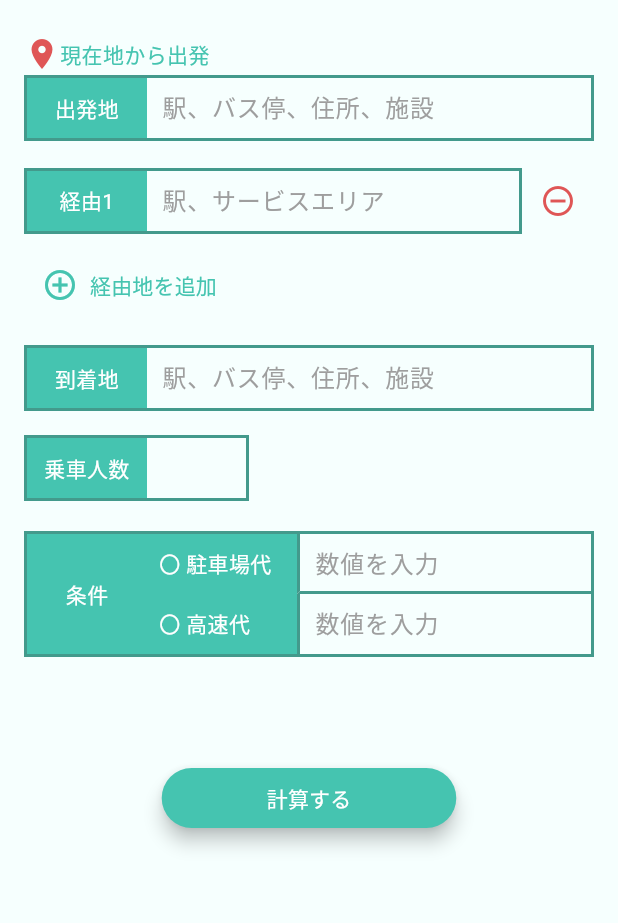
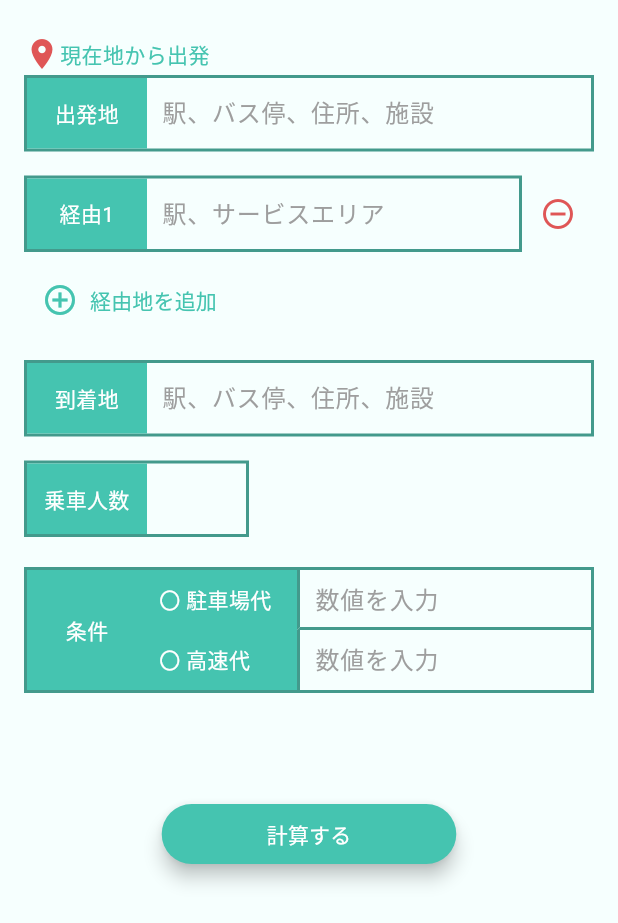
Before and after one commit to momomomomo0903/DrivePay, a Flutter app: the HomePage screen opened directly, on a phone screen of 412 x 824 dp. Shown: the top 923 px of the screen. Run offline on Flutter 3.47's test engine with Material 3 defaults, Android fonts, the phone set to English and light mode, and no system bars; our stand-ins replace cloud_firestore, connectivity_plus, firebase_auth, firebase_core, flutter_riverpod, geocoding and 5 more; accounts and stored records are empty.

Commit message:
fix: UI調整

```diff
--- a/lib/UI/component/home/group_dropdown.dart
+++ b/lib/UI/component/home/group_dropdown.dart
@@ -23,11 +23,10 @@ class GroupDropdown extends StatelessWidget {
         ),
         const SizedBox(width: 16),
         Container(
-          width: 200,
+          width: 210,
           padding: const EdgeInsets.symmetric(horizontal: 12),
           decoration: BoxDecoration(
             border: Border.all(color: Color(0xFF439A8C), width: 2),
-            borderRadius: BorderRadius.circular(8),
           ),
           child: DropdownButtonHideUnderline(
             child: DropdownButton<String>(
@@ -38,7 +37,7 @@ class GroupDropdown extends StatelessWidget {
                 const DropdownMenuItem<String>(
                   value: null,
                   child: Padding(
-                    padding: EdgeInsets.symmetric(vertical: 8.0),
+                    padding: EdgeInsets.symmetric(vertical: 3.0),
                     child: Text("選択しない"),
                   ),
                 ),
--- a/lib/UI/component/input_text.dart
+++ b/lib/UI/component/input_text.dart
@@ -16,7 +16,10 @@ class InputText extends StatelessWidget {
     required this.width,
     required this.controller,
     this.enabled = true,
-  }) : assert(label != null || icon != null, 'Either label or icon must be provided');
+  }) : assert(
+         label != null || icon != null,
+         'Either label or icon must be provided',
+       );
 
   @override
   Widget build(BuildContext context) {
@@ -30,12 +33,13 @@ class InputText extends StatelessWidget {
           children: [
             Container(
               width: 80,
-              height: 40,
+              height: 47,
               color: Color(0xFF45C4B0),
               padding: const EdgeInsets.all(8),
               alignment: Alignment.center,
               child: Center(
-                child: icon != null
+                child:
+                    icon != null
                         ? Icon(icon, color: Colors.white, size: 24)
                         : Text(
                           label!,
--- a/lib/UI/home.dart
+++ b/lib/UI/home.dart
@@ -298,21 +298,19 @@ class HomePageState extends State<HomePage> {
                 controller: _toController,
               ),
               const SizedBox(height: 16),
+              Row(
+                crossAxisAlignment: CrossAxisAlignment.center, // ← これを追加！
+                children: [
                   InputText(
                     label: '乗車人数',
                     hintText: '',
                     width: 150,
                     controller: _numberController,
                   ),
-              const SizedBox(height: 20),
-              InputConditions(
-                parkingController: _parkingController,
-                highwayController: _highwayController,
-              ),
-              const SizedBox(height: 20),
-              // グループ選択ドロップダウン
                   if (_groups.isNotEmpty)
-                GroupDropdown(
+                    Padding(
+                      padding: const EdgeInsets.only(left: 17, bottom: 20),
+                      child: GroupDropdown(
                         groups: _groups,
                         selectedGroupId: _selectedGroupId,
                         onChanged: (String? newValue) {
@@ -321,6 +319,17 @@ class HomePageState extends State<HomePage> {
                           });
                         },
                       ),
+                    ),
+                ],
+              ),
+
+              const SizedBox(height: 20),
+              InputConditions(
+                parkingController: _parkingController,
+                highwayController: _highwayController,
+              ),
+              const SizedBox(height: 20),
+
               SizedBox(height: 50),
               Align(
                 alignment: Alignment.center,
```
Lines whose indentation alone changed are shown as unchanged.
